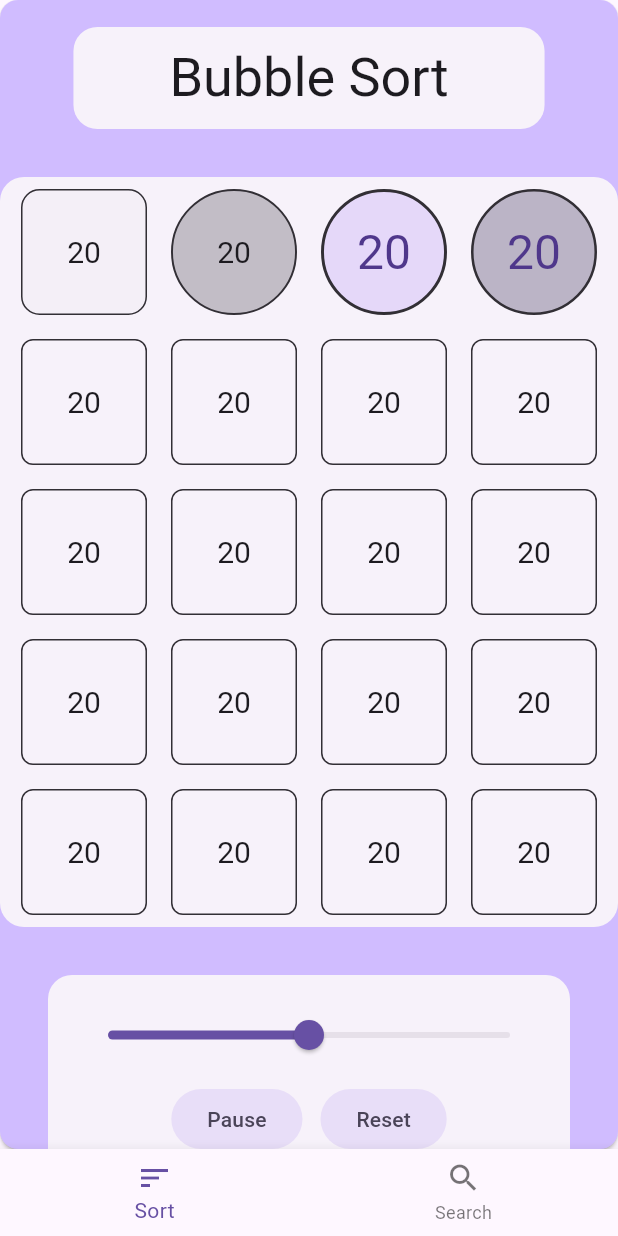
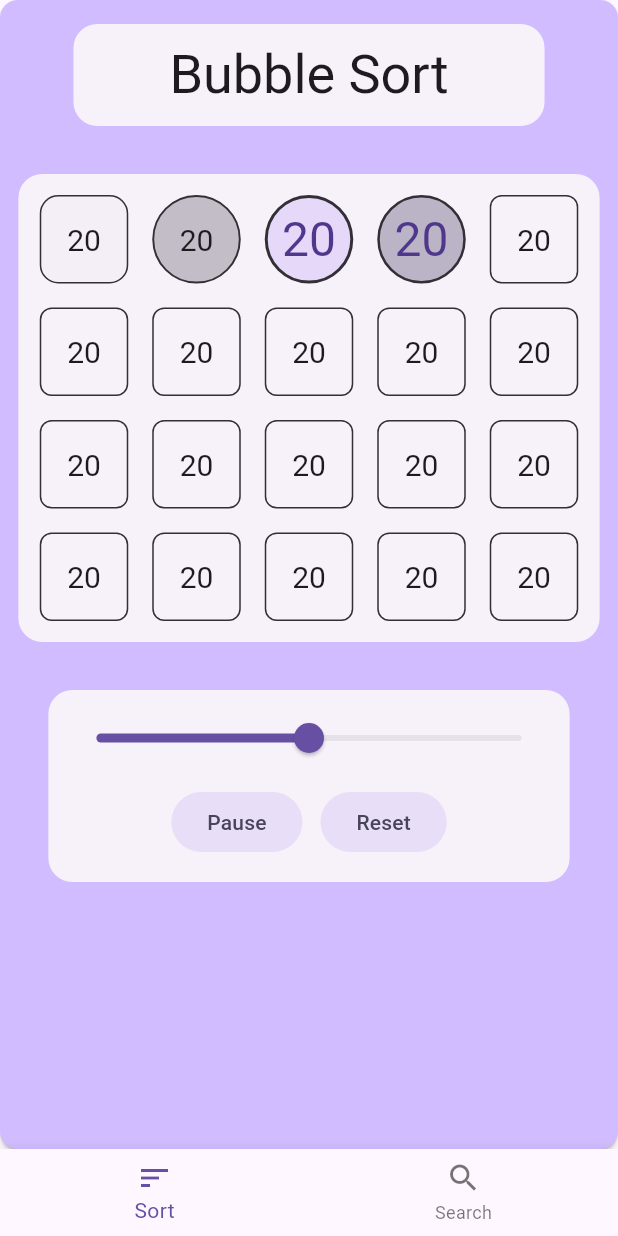
Before and after one commit to himanshu17113/algo_vis, a Flutter app: the screen it shows after launch, after a tap on "Sort", on a phone screen of 412 x 824 dp. Run offline on Flutter 3.47's test engine with Material 3 defaults, Android fonts, the phone set to English and light mode, and no system bars; our stand-ins replace freezed_annotation, get_it.

Commit message:
fixed the responsive ness issue with home and body

```diff
--- a/lib/presentation/pages/widgets/body.dart
+++ b/lib/presentation/pages/widgets/body.dart
@@ -1,4 +1,3 @@
-import 'package:algo_vis/const.dart';
 import 'package:flutter/material.dart';
 
 class Body extends StatelessWidget {
--- a/lib/presentation/sort/sort_page.dart
+++ b/lib/presentation/sort/sort_page.dart
@@ -1,29 +1,28 @@
 import 'package:algo_vis/providers/sort/sort_provider.dart';
 import 'package:flutter/material.dart';
-import 'package:flutter/material.dart';
-
 import 'widget/sort_button.dart';
 import 'widget/sort_speed.dart';
 import 'widget/sort_visualizer.dart';
 
 class SortPage<T extends SortProvider> extends StatelessWidget {
-  const SortPage({super.key, required this.title, this.blockSize = 100});
+  const SortPage({super.key, required this.title});
 
   final String title;
-  final double blockSize;
 
   @override
   Widget build(BuildContext context) {
+    int blockSize = 100;
     return LayoutBuilder(
       builder: (context, constraints) {
         final bool isDesktop = constraints.maxWidth > constraints.maxHeight;
+        blockSize = isDesktop ? 100 : 75;
         return SingleChildScrollView(
-          padding: EdgeInsets.symmetric(horizontal: constraints.maxWidth * (isDesktop ? 0.12 : 0), vertical: 12),
+          padding: EdgeInsets.symmetric(horizontal: constraints.maxWidth * (isDesktop ? 0.12 : 0.02), vertical: 12),
           child: Column(
             mainAxisAlignment: MainAxisAlignment.spaceAround,
             children: <Widget>[
               Container(
-                margin: const EdgeInsets.only(top: 6),
+                margin: const EdgeInsets.only(top: 4),
                 padding: const EdgeInsets.symmetric(horizontal: 64, vertical: 12),
                 decoration: BoxDecoration(color: Theme.of(context).colorScheme.surfaceContainerLow, borderRadius: BorderRadius.circular(16)),
                 child: Text(title, style: Theme.of(context).textTheme.displaySmall),
@@ -32,18 +31,18 @@ class SortPage<T extends SortProvider> extends StatelessWidget {
               Container(
                 decoration: BoxDecoration(color: Theme.of(context).colorScheme.surfaceContainerLow, borderRadius: BorderRadius.circular(16)),
 
-                padding: EdgeInsets.all(isDesktop ? 32 : 0),
-                margin: const EdgeInsets.symmetric(vertical: 32),
+                padding: EdgeInsets.symmetric(horizontal: isDesktop ? 32 : 4, vertical: isDesktop ? 48 : 6),
+                margin: const EdgeInsets.symmetric(vertical: 32, horizontal: 4),
                 child: LayoutBuilder(
-                  builder: (context, constraints) => SortVisualizer<T>(blockSize: blockSize, width: constraints.maxWidth),
+                  builder: (context, constraints) => SortVisualizer<T>(blockSize: blockSize.toDouble(), width: constraints.maxWidth),
                 ),
               ),
               Container(
                 decoration: BoxDecoration(color: Theme.of(context).colorScheme.surfaceContainerLow, borderRadius: BorderRadius.circular(16)),
 
-                padding: const EdgeInsets.all(16),
+                padding: const EdgeInsets.all(8),
 
-                margin: const EdgeInsets.symmetric(horizontal: 32),
+                margin: const EdgeInsets.symmetric(horizontal: 24),
                 child: Column(children: [SortSpeed<T>(), SortButton<T>()]),
               ),
             ],
```
